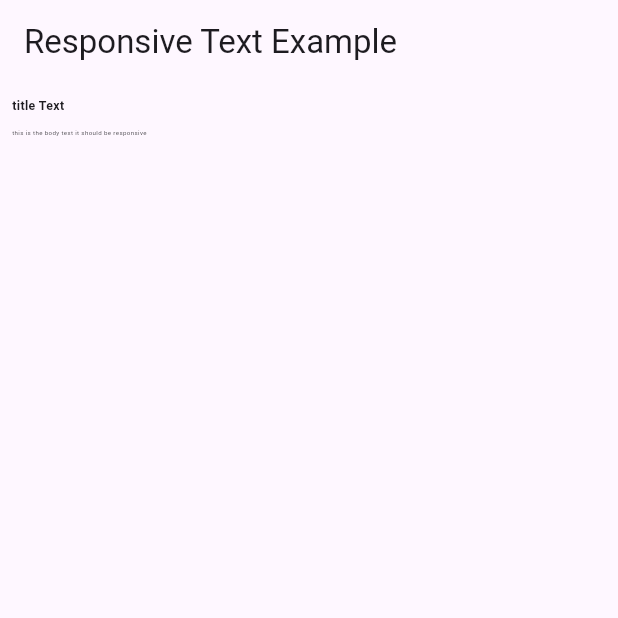
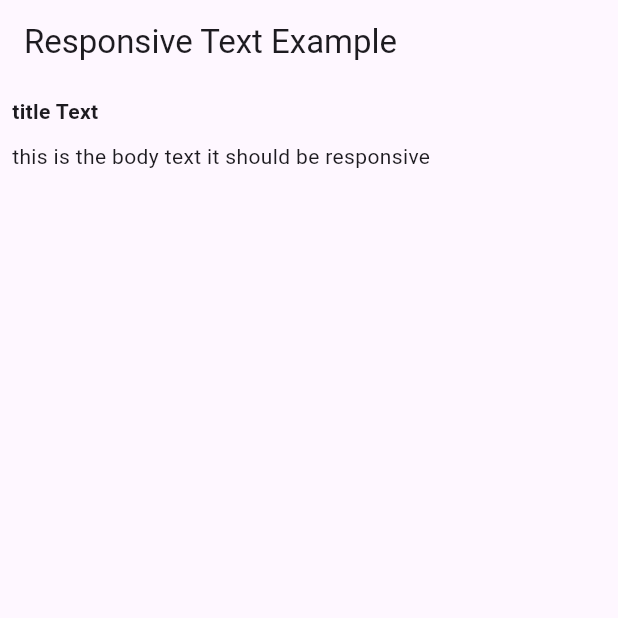
Before and after one commit to AhmedHussien249/responsive_text, a Flutter app: the screen it shows after launch, on a phone screen of 412 x 824 dp, the top half of it. Run offline on Flutter 3.47's test engine with Material 3 defaults, Android fonts, the phone set to English and light mode, and no system bars; our stand-ins replace device_preview.

Commit message:
responsive text done

```diff
--- a/lib/main.dart
+++ b/lib/main.dart
@@ -1,5 +1,6 @@
 import 'package:device_preview/device_preview.dart';
 import 'package:flutter/material.dart';
+import 'package:responsive_text/responsive_text.dart';
 
 void main() {
   runApp(
@@ -38,19 +39,23 @@ class HomeScreen extends StatelessWidget {
       appBar: AppBar(
         title: const Text('Responsive Text Example'),
       ),
-      body:  Padding(
+      body: Padding(
         padding: const EdgeInsets.all(8.0),
         child: Column(
           crossAxisAlignment: CrossAxisAlignment.start,
           children: <Widget>[
-             Text(
+            Text(
               'title Text',
-              style: TextStyle(fontWeight: FontWeight.bold, fontSize: MediaQuery.of(context).size.width * 0.02,
+              style: TextStyle(
+                fontWeight: FontWeight.bold,
+                fontSize: getResponsiveFontSize(context, fontSize: 20),
+              ),
             ),
-            ), const SizedBox(height: 10),
+            const SizedBox(height: 10),
             Text(
               'this is the body text it should be responsive',
-              style: TextStyle(fontSize: MediaQuery.of(context).size.width * 0.01),
+              style: TextStyle(
+                  fontSize: getResponsiveFontSize(context, fontSize: 16)),
             ),
             const SizedBox(height: 10),
           ],
@@ -59,3 +64,7 @@ class HomeScreen extends StatelessWidget {
     );
   }
 }
+
+// scale factor
+// responsive font size
+// (min,max) font size
```
